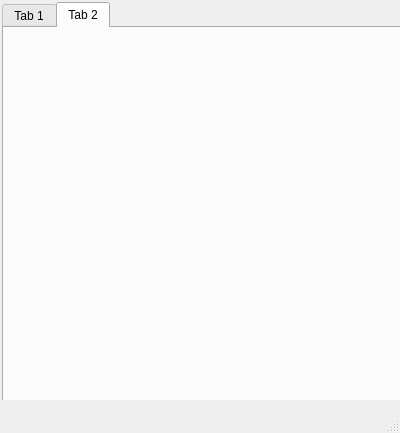
Qt form liczydlo/mainwindow.ui (domi-nika60/Liczydlo-naukowe) before a commit.
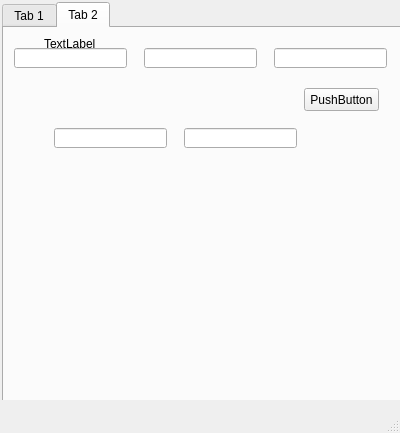
The same form after that commit. The open tabs and pages were chosen to show the change.

Commit message: wstęp do wprowadzenia do podstaw równań kwadratowych

```diff
--- a/liczydlo/mainwindow.ui
+++ b/liczydlo/mainwindow.ui
@@ -60,7 +60,10 @@
      </sizepolicy>
     </property>
     <property name="currentIndex">
-     <number>0</number>
+     <number>1</number>
+    </property>
+    <property name="movable">
+     <bool>false</bool>
     </property>
     <widget class="QWidget" name="tab">
      <attribute name="title">
@@ -452,6 +455,82 @@
      <attribute name="title">
       <string>Tab 2</string>
      </attribute>
+     <widget class="QLineEdit" name="kwadrat_a">
+      <property name="geometry">
+       <rect>
+        <x>10</x>
+        <y>20</y>
+        <width>113</width>
+        <height>20</height>
+       </rect>
+      </property>
+     </widget>
+     <widget class="QLineEdit" name="kwadrat_b">
+      <property name="geometry">
+       <rect>
+        <x>140</x>
+        <y>20</y>
+        <width>113</width>
+        <height>20</height>
+       </rect>
+      </property>
+     </widget>
+     <widget class="QLineEdit" name="lineEdit_3">
+      <property name="geometry">
+       <rect>
+        <x>270</x>
+        <y>20</y>
+        <width>113</width>
+        <height>20</height>
+       </rect>
+      </property>
+     </widget>
+     <widget class="QPushButton" name="pushButton">
+      <property name="geometry">
+       <rect>
+        <x>300</x>
+        <y>60</y>
+        <width>75</width>
+        <height>23</height>
+       </rect>
+      </property>
+      <property name="text">
+       <string>PushButton</string>
+      </property>
+     </widget>
+     <widget class="QLabel" name="label">
+      <property name="geometry">
+       <rect>
+        <x>40</x>
+        <y>0</y>
+        <width>71</width>
+        <height>31</height>
+       </rect>
+      </property>
+      <property name="text">
+       <string>TextLabel</string>
+      </property>
+     </widget>
+     <widget class="QLineEdit" name="kwadrat_x1">
+      <property name="geometry">
+       <rect>
+        <x>50</x>
+        <y>100</y>
+        <width>113</width>
+        <height>20</height>
+       </rect>
+      </property>
+     </widget>
+     <widget class="QLineEdit" name="lineEdit_2">
+      <property name="geometry">
+       <rect>
+        <x>180</x>
+        <y>100</y>
+        <width>113</width>
+        <height>20</height>
+       </rect>
+      </property>
+     </widget>
     </widget>
    </widget>
   </widget>
```
The commit also changes 2 other files.
